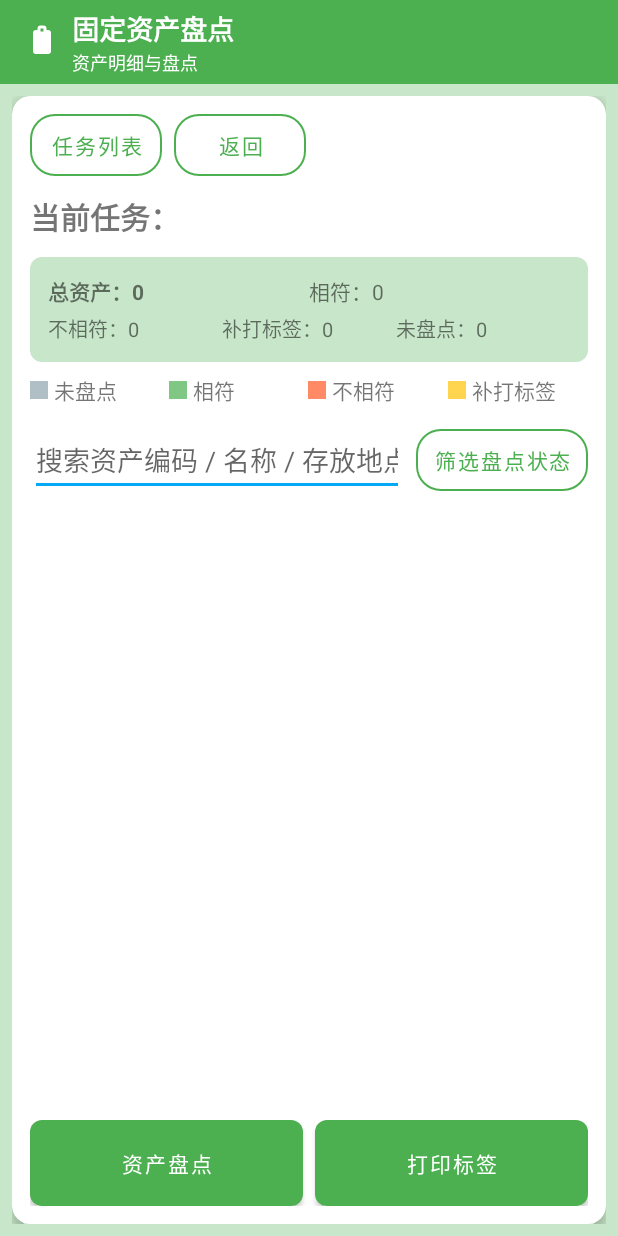
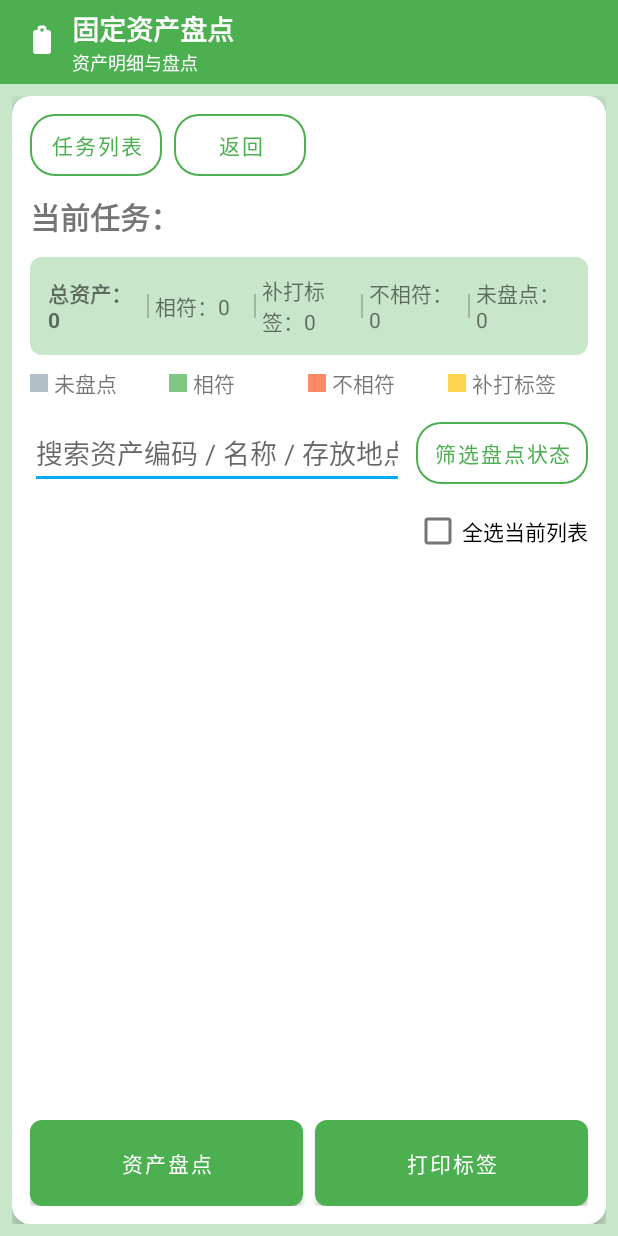
Before and after one commit to xuexizhe007/asset-inventory-app, an Android app: the MainActivity screen opened directly, with no data from a screen before it, on a phone screen of 412 x 824 dp. Run offline under Robolectric (Android 15) with nearby library versions, the phone set to English and light mode, and no system bars; 11 statements that could not run were skipped.

Commit message:
v3-0.005

```diff
--- a/app/src/main/java/com/example/assetinventory/ui/MainActivity.kt
+++ b/app/src/main/java/com/example/assetinventory/ui/MainActivity.kt
@@ -8,6 +8,7 @@ import android.widget.Button
 import android.widget.EditText
 import android.widget.TextView
 import android.widget.Toast
+import android.widget.CheckBox
 import androidx.appcompat.app.AlertDialog
 import androidx.appcompat.app.AppCompatActivity
 import androidx.core.app.ActivityCompat
@@ -28,6 +29,7 @@ class MainActivity : AppCompatActivity() {
     private lateinit var etSearch: EditText
     private lateinit var btnFilterStatus: Button
     private lateinit var recyclerView: RecyclerView
+    private lateinit var cbSelectAll: CheckBox
     private lateinit var btnInventory: Button
     private lateinit var btnPrint: Button
 
@@ -65,6 +67,7 @@ class MainActivity : AppCompatActivity() {
         etSearch = findViewById(R.id.etSearch)
         btnFilterStatus = findViewById(R.id.btnFilterStatus)
         recyclerView = findViewById(R.id.rvAssets)
+        cbSelectAll = findViewById(R.id.cbSelectAll)
         btnInventory = findViewById(R.id.btnInventory)
         btnPrint = findViewById(R.id.btnPrint)
 
@@ -95,6 +98,12 @@ class MainActivity : AppCompatActivity() {
         recyclerView.layoutManager = LinearLayoutManager(this)
         recyclerView.adapter = adapter
         recyclerView.setHasFixedSize(true)
+
+        cbSelectAll.setOnCheckedChangeListener { _, isChecked ->
+            val current = adapter.currentItems      // 当前搜索 + 筛选后的资产列表
+            current.forEach { it.selectedForPrint = isChecked }
+            adapter.update(current)                // 刷新勾选状态
+        }
 
         etSearch.addTextChangedListener(object : android.text.TextWatcher {
             override fun afterTextChanged(s: android.text.Editable?) {
@@ -176,6 +185,15 @@ class MainActivity : AppCompatActivity() {
         }
 
         adapter.update(filtered)
+
+        // 同步“全选”复选框状态：只有当当前列表非空且全部选中时才勾上
+        cbSelectAll.setOnCheckedChangeListener(null)
+        cbSelectAll.isChecked = filtered.isNotEmpty() && filtered.all { it.selectedForPrint }
+        cbSelectAll.setOnCheckedChangeListener { _, isChecked ->
+            val current = adapter.currentItems
+            current.forEach { it.selectedForPrint = isChecked }
+            adapter.update(current)
+        }
     }
 
     private fun showStatusFilterDialog() {
--- a/app/src/main/res/layout/activity_main.xml
+++ b/app/src/main/res/layout/activity_main.xml
@@ -94,7 +94,7 @@
                         android:text="返回" />
                 </LinearLayout>
 
-                <!-- 当前任务名称（重新设计样式） -->
+                <!-- 当前任务名称（标题样式） -->
                 <TextView
                     android:id="@+id/tvTaskName"
                     android:layout_width="match_parent"
@@ -106,21 +106,16 @@
                     android:lineSpacingExtra="2dp"
                     android:maxLines="2" />
 
-                <!-- 统计信息：总资产 + 相符在一行，其他在下一行 -->
+                <!-- 统计信息：一行五项，中间竖线分割 -->
                 <LinearLayout
                     android:id="@+id/layoutSummary"
                     android:layout_width="match_parent"
                     android:layout_height="wrap_content"
                     android:layout_marginTop="12dp"
-                    android:orientation="vertical"
+                    android:orientation="horizontal"
                     android:background="@drawable/bg_summary_bar"
-                    android:padding="12dp">
-
-                    <!-- 第一行：总资产 + 相符 -->
-                    <LinearLayout
-                        android:layout_width="match_parent"
-                        android:layout_height="wrap_content"
-                        android:orientation="horizontal">
+                    android:padding="12dp"
+                    android:gravity="center_vertical">
 
                     <TextView
                         android:id="@+id/tvSummaryTotal"
@@ -131,6 +126,13 @@
                         android:textStyle="bold"
                         android:textSize="14sp" />
 
+                    <View
+                        android:layout_width="1dp"
+                        android:layout_height="16dp"
+                        android:layout_marginStart="4dp"
+                        android:layout_marginEnd="4dp"
+                        android:background="#33000000" />
+
                     <TextView
                         android:id="@+id/tvSummaryMatched"
                         android:layout_width="0dp"
@@ -138,14 +140,28 @@
                         android:layout_weight="1"
                         android:text="相符：0"
                         android:textSize="14sp" />
-                    </LinearLayout>
 
-                    <!-- 第二行：不相符 + 补打标签 + 未盘点 -->
-                    <LinearLayout
-                        android:layout_width="match_parent"
+                    <View
+                        android:layout_width="1dp"
+                        android:layout_height="16dp"
+                        android:layout_marginStart="4dp"
+                        android:layout_marginEnd="4dp"
+                        android:background="#33000000" />
+
+                    <TextView
+                        android:id="@+id/tvSummaryReprint"
+                        android:layout_width="0dp"
                         android:layout_height="wrap_content"
-                        android:layout_marginTop="4dp"
-                        android:orientation="horizontal">
+                        android:layout_weight="1"
+                        android:text="补打标签：0"
+                        android:textSize="14sp" />
+
+                    <View
+                        android:layout_width="1dp"
+                        android:layout_height="16dp"
+                        android:layout_marginStart="4dp"
+                        android:layout_marginEnd="4dp"
+                        android:background="#33000000" />
 
                     <TextView
                         android:id="@+id/tvSummaryMismatch"
@@ -153,15 +169,14 @@
                         android:layout_height="wrap_content"
                         android:layout_weight="1"
                         android:text="不相符：0"
-                            android:textSize="13sp" />
+                        android:textSize="14sp" />
 
-                        <TextView
-                            android:id="@+id/tvSummaryReprint"
-                            android:layout_width="0dp"
-                            android:layout_height="wrap_content"
-                            android:layout_weight="1"
-                            android:text="补打标签：0"
-                            android:textSize="13sp" />
+                    <View
+                        android:layout_width="1dp"
+                        android:layout_height="16dp"
+                        android:layout_marginStart="4dp"
+                        android:layout_marginEnd="4dp"
+                        android:background="#33000000" />
 
                     <TextView
                         android:id="@+id/tvSummaryUnchecked"
@@ -169,8 +184,7 @@
                         android:layout_height="wrap_content"
                         android:layout_weight="1"
                         android:text="未盘点：0"
-                            android:textSize="13sp" />
-                    </LinearLayout>
+                        android:textSize="14sp" />
                 </LinearLayout>
 
                 <!-- 盘点状态说明 Legend -->
@@ -284,6 +298,21 @@
                         android:text="@string/filter_status" />
                 </LinearLayout>
 
+                <!-- 全选当前列表 -->
+                <LinearLayout
+                    android:layout_width="match_parent"
+                    android:layout_height="wrap_content"
+                    android:layout_marginTop="4dp"
+                    android:gravity="end"
+                    android:orientation="horizontal">
+
+                    <CheckBox
+                        android:id="@+id/cbSelectAll"
+                        android:layout_width="wrap_content"
+                        android:layout_height="wrap_content"
+                        android:text="全选当前列表" />
+                </LinearLayout>
+
                 <!-- 资产列表 -->
                 <androidx.recyclerview.widget.RecyclerView
                     android:id="@+id/rvAssets"
--- a/app/src/main/res/layout/item_asset.xml
+++ b/app/src/main/res/layout/item_asset.xml
@@ -25,7 +25,7 @@
             android:orientation="vertical"
             android:layout_marginStart="8dp">
 
-            <!-- 第一部分：编码 + 名称（竖着两行） -->
+            <!-- 第一行：资产编码（加粗） -->
             <TextView
                 android:id="@+id/tvCode"
                 android:layout_width="match_parent"
@@ -34,17 +34,16 @@
                 android:textStyle="bold"
                 android:textSize="14sp" />
 
+            <!-- 第二行：资产名称（不省略、可换行） -->
             <TextView
                 android:id="@+id/tvName"
                 android:layout_width="match_parent"
                 android:layout_height="wrap_content"
                 android:layout_marginTop="2dp"
                 android:text="资产名称"
-                android:textSize="14sp"
-                android:ellipsize="end"
-                android:maxLines="1" />
+                android:textSize="14sp" />
 
-            <!-- 第二行：使用人 / 使用部门（正常字体） -->
+            <!-- 第三行：使用人 / 使用部门 -->
             <TextView
                 android:id="@+id/tvUserDept"
                 android:layout_width="match_parent"
@@ -53,7 +52,7 @@
                 android:text="使用人 / 使用部门"
                 android:textSize="13sp" />
 
-            <!-- 第三行：存放地点 -->
+            <!-- 第四行：存放地点 -->
             <TextView
                 android:id="@+id/tvLocation"
                 android:layout_width="match_parent"
@@ -62,7 +61,7 @@
                 android:text="存放地点"
                 android:textSize="13sp" />
 
-            <!-- 第四行：投用日期 -->
+            <!-- 第五行：投用日期 -->
             <TextView
                 android:id="@+id/tvStartDate"
                 android:layout_width="match_parent"
```
Lines whose indentation alone changed are shown as unchanged.
